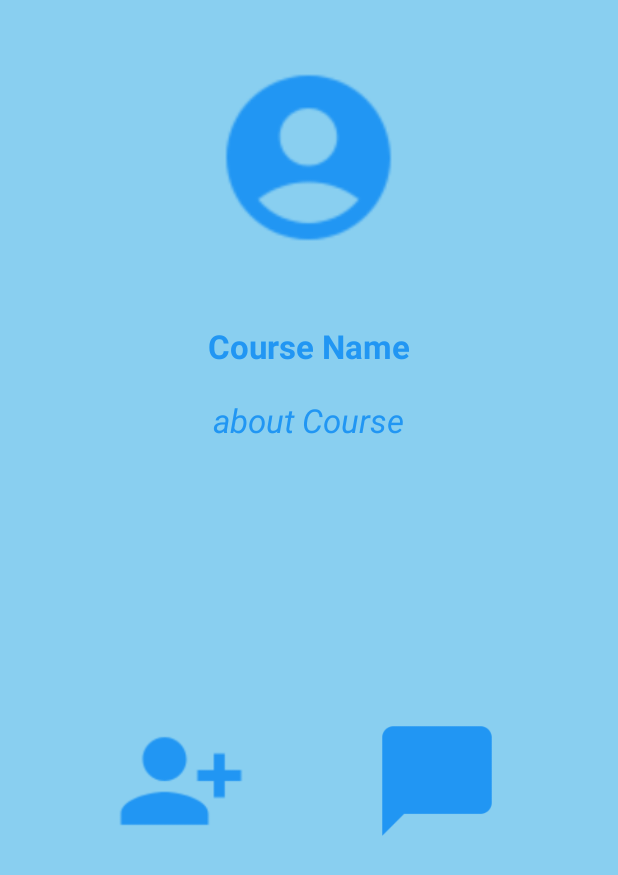
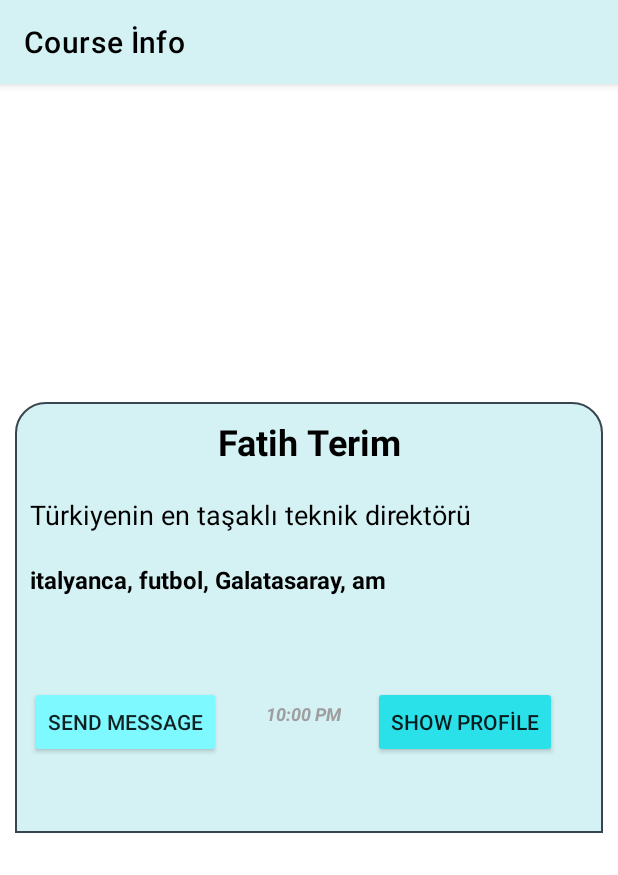
Before and after one commit to RamazanOzerr/EducationForEveryone, an Android app: the CourseInfoActivity screen opened directly, with no data from a screen before it, on a phone screen of 412 x 824 dp. Shown: the top 875 px of the screen. Run offline under Robolectric (Android 15) with nearby library versions, the phone set to English and light mode, and no system bars; libraries missing offline, so code that uses them is left out: com.r0adkll.slidr; 1 statement that could not run was skipped.

Commit message:
update activity_course_info.xml, profile item

```diff
--- a/app/src/main/AndroidManifest.xml
+++ b/app/src/main/AndroidManifest.xml
@@ -26,7 +26,10 @@
             android:name=".ui.PrivateChat.PrivateChatActivity"
             android:exported="true"
             android:theme="@style/Theme.EducationForEveryone.SlidrActivityTheme" />
-
+        <activity
+            android:name=".ui.Course.CreateCourseActivity"
+            android:exported="true"
+            android:theme="@style/Theme.EducationForEveryone.SlidrActivityTheme"/>
         <activity
             android:name=".MainActivity"
             android:exported="false"
@@ -34,6 +37,7 @@
         <activity
             android:name=".LoginActivity"
             android:exported="true" >
+
             <intent-filter>
                 <action android:name="android.intent.action.MAIN" />
 
--- /dev/null
+++ b/app/src/main/res/drawable/shape_course_show.xml
@@ -0,0 +1,17 @@
+<?xml version="1.0" encoding="utf-8"?>
+<selector xmlns:android="http://schemas.android.com/apk/res/android">
+
+    <item>
+        <shape android:shape="rectangle">
+            <solid android:color="@color/baby_blue"/>
+
+
+            <corners android:topRightRadius="20dp"
+                android:topLeftRadius="20dp"/>
+
+            <stroke android:color="@color/charcoal" android:width="1dp"/>
+        </shape>
+
+    </item>
+
+</selector>
--- a/app/src/main/res/layout/activity_course_info.xml
+++ b/app/src/main/res/layout/activity_course_info.xml
@@ -1,115 +1,130 @@
 <?xml version="1.0" encoding="utf-8"?>
-<androidx.constraintlayout.widget.ConstraintLayout xmlns:android="http://schemas.android.com/apk/res/android"
+<FrameLayout xmlns:android="http://schemas.android.com/apk/res/android"
     xmlns:app="http://schemas.android.com/apk/res-auto"
     xmlns:tools="http://schemas.android.com/tools"
     android:layout_width="match_parent"
     android:layout_height="match_parent"
-    android:background="@color/babyblue"
-    tools:context=".LoginActivity">
-    <!--todo context değiştir-->
+    android:background="@color/white"
+    tools:context=".ui.UserProfile.UserProfileActivity">
+
+    <com.google.android.material.appbar.AppBarLayout
+        android:layout_width="match_parent"
+        android:layout_height="wrap_content"
+        >
+        <com.google.android.material.appbar.MaterialToolbar
+            android:id="@+id/toolbar_show_course_activity"
+            android:layout_width="match_parent"
+            android:layout_height="?actionBarSize"
+            android:background="@color/baby_blue"
+            app:title="Course İnfo"
+            app:titleTextColor="@color/black"
+            app:layout_constraintTop_toTopOf="parent"
+            />
+    </com.google.android.material.appbar.AppBarLayout>
+
+    <androidx.constraintlayout.widget.ConstraintLayout
+        android:layout_width="match_parent"
+        android:layout_height="wrap_content"
+        android:layout_gravity="center_vertical"
+        android:background="@drawable/shape_course_show"
+        android:paddingTop="10dp"
+        android:paddingBottom="50dp"
+        android:paddingHorizontal="10dp"
+        android:layout_marginHorizontal="10dp"
+        >
+        <androidx.appcompat.widget.AppCompatTextView
+            android:id="@+id/text_course_name"
+            android:layout_width="wrap_content"
+            android:layout_height="wrap_content"
+            app:layout_constraintStart_toStartOf="parent"
+            app:layout_constraintEnd_toEndOf="parent"
+            app:layout_constraintTop_toTopOf="parent"
+            android:text="Fatih Terim"
+            android:textSize="24sp"
+            android:textColor="@color/black"
+            android:textStyle="bold"
+            />
+
+        <androidx.appcompat.widget.AppCompatTextView
+            android:id="@+id/text_bio_course"
+            android:layout_width="match_parent"
+            android:layout_height="wrap_content"
+            app:layout_constraintStart_toStartOf="parent"
+            app:layout_constraintTop_toBottomOf="@+id/text_course_name"
+            android:text="Türkiyenin en taşaklı teknik direktörü"
+            android:textSize="18sp"
+            android:textColor="@color/black"
+
+            android:layout_marginTop="20dp"
+            />
 
 
-    <ImageView
-        android:id="@+id/p_image"
-        android:layout_width="150dp"
-        android:layout_height="150dp"
-        android:layout_marginTop="30dp"
-        android:src="@mipmap/ic_account"
-        app:layout_constraintEnd_toEndOf="parent"
-        app:layout_constraintHorizontal_bias="0.498"
-        app:layout_constraintStart_toStartOf="parent"
-        app:layout_constraintTop_toTopOf="parent"
-        />
+        <androidx.appcompat.widget.AppCompatTextView
+            android:id="@+id/text_classes_course"
+            android:layout_width="match_parent"
+            android:layout_height="wrap_content"
+            app:layout_constraintStart_toStartOf="parent"
+            app:layout_constraintTop_toBottomOf="@+id/text_bio_course"
+            android:text="italyanca, futbol, Galatasaray, am"
+            android:textSize="16dp"
+            android:textColor="@color/black"
+            android:textStyle="bold"
+            android:layout_marginTop="20dp"
+            android:layout_marginBottom="50dp"
+            />
 
-    <TextView
-        android:id="@+id/textUserName"
-        android:layout_width="wrap_content"
-        android:layout_height="wrap_content"
-        android:layout_marginTop="36dp"
-        android:gravity="center"
-        android:text="Course Name"
-        android:textColor="@color/blue_toolbar"
-        android:textColorHint="@color/blue_toolbar"
-        android:textSize="22sp"
-        android:textStyle="bold"
-        app:layout_constraintEnd_toEndOf="@id/p_image"
-        app:layout_constraintStart_toStartOf="@id/p_image"
-        app:layout_constraintTop_toBottomOf="@+id/p_image"
+        <androidx.appcompat.widget.AppCompatButton
+            android:id="@+id/button_send_message"
+            android:layout_width="wrap_content"
+            android:layout_height="wrap_content"
+            app:layout_constraintStart_toStartOf="parent"
+            app:layout_constraintEnd_toStartOf="@id/text_time_course"
+            app:layout_constraintTop_toBottomOf="@+id/text_classes_course"
+            android:text="@string/button_send_message"
+            android:backgroundTint="@color/electricblue"
+            android:layout_marginTop="60dp"
+            />
 
-        />
+        <androidx.appcompat.widget.AppCompatButton
+            android:id="@+id/button_show_profile"
+            android:layout_width="wrap_content"
+            android:layout_height="wrap_content"
+            app:layout_constraintStart_toEndOf="@+id/text_time_course"
+            app:layout_constraintEnd_toEndOf="parent"
+            app:layout_constraintTop_toBottomOf="@+id/text_classes_course"
+            android:text="@string/button_show_profile"
+            android:backgroundTint="#2AE1EA"
+            android:layout_marginTop="60dp"
 
-    <TextView
-        android:id="@+id/textBio"
-        android:layout_width="wrap_content"
-        android:layout_height="wrap_content"
-        android:layout_margin="20dp"
-        android:layout_marginTop="68dp"
-        android:lines="5"
-        android:maxHeight="300dp"
-        android:minHeight="100dp"
-        android:text="about Course"
-        android:textColor="@color/blue_toolbar"
-        android:textColorHint="@color/blue_toolbar"
-        android:textSize="22sp"
-        android:textStyle="italic"
-        app:layout_constraintEnd_toEndOf="parent"
-        app:layout_constraintHorizontal_bias="0.498"
-        app:layout_constraintStart_toStartOf="parent"
-        app:layout_constraintTop_toBottomOf="@id/textUserName" />
+            />
 
-    <Button
-        android:id="@+id/likeBtn"
-        android:layout_width="wrap_content"
-        android:layout_height="wrap_content"
-        android:layout_marginTop="20dp"
-        android:backgroundTint="@color/blue_toolbar"
-        android:text="LIKE"
-        app:layout_constraintStart_toStartOf="parent"
-        app:layout_constraintEnd_toStartOf="@id/msgBtn"
-        android:visibility="gone"
-        app:layout_constraintTop_toBottomOf="@+id/textBio"/>
+        <androidx.appcompat.widget.AppCompatTextView
+            android:id="@+id/text_time_course"
+            android:layout_width="wrap_content"
+            android:layout_height="wrap_content"
+            android:layout_marginStart="30dp"
+            android:layout_marginTop="70dp"
+            android:text="10:00 PM"
+            android:textColor="@color/gray_400"
+            android:textSize="12sp"
+            android:textStyle="italic|bold"
+            app:layout_constraintStart_toEndOf="@id/button_send_message"
+            app:layout_constraintTop_toBottomOf="@id/text_classes_course" />
 
-    <Button
-        android:id="@+id/msgBtn"
-        android:layout_width="wrap_content"
-        android:layout_height="wrap_content"
-        android:layout_marginTop="20dp"
-        android:backgroundTint="@color/blue_toolbar"
-        android:text="MESSAGE"
-        app:layout_constraintStart_toEndOf="@+id/likeBtn"
-        app:layout_constraintEnd_toEndOf="parent"
-        app:layout_constraintTop_toBottomOf="@+id/textBio"
-        android:visibility="gone"
-        />
+        <!--        <androidx.appcompat.widget.AppCompatButton-->
+        <!--            android:id="@+id/button_logout"-->
+        <!--            android:layout_width="wrap_content"-->
+        <!--            android:layout_height="wrap_content"-->
+        <!--            app:layout_constraintStart_toStartOf="parent"-->
+        <!--            app:layout_constraintEnd_toEndOf="parent"-->
+        <!--            app:layout_constraintTop_toBottomOf="@+id/button_save"-->
+        <!--            android:text="@string/button_logout"-->
+        <!--            android:backgroundTint="@color/blue_green"-->
+        <!--            android:layout_marginTop="20dp"-->
+        <!--            />-->
 
 
-    <ImageView
-        android:id="@+id/msgImageBtn"
-        android:layout_width="100dp"
-        android:layout_height="100dp"
-        android:layout_centerVertical="true"
-        android:layout_marginTop="72dp"
-        android:background="@android:color/transparent"
-        android:src="@mipmap/ic_message"
-        app:layout_constraintEnd_toEndOf="parent"
-        app:layout_constraintStart_toEndOf="@+id/likeImageBtn"
-        app:layout_constraintTop_toBottomOf="@+id/textBio">
-
-    </ImageView>
-
-    <ImageView
-        android:id="@+id/likeImageBtn"
-        android:layout_width="100dp"
-        android:layout_height="100dp"
-        android:layout_centerVertical="true"
-        android:layout_marginTop="72dp"
-        android:background="@android:color/transparent"
-        android:src="@mipmap/ic_add_friend"
-        app:layout_constraintEnd_toStartOf="@id/msgImageBtn"
-        app:layout_constraintStart_toStartOf="parent"
-        app:layout_constraintTop_toBottomOf="@+id/textBio">
-
-    </ImageView>
+    </androidx.constraintlayout.widget.ConstraintLayout>
 
 
-</androidx.constraintlayout.widget.ConstraintLayout>
+</FrameLayout>
--- a/app/src/main/res/values/strings.xml
+++ b/app/src/main/res/values/strings.xml
@@ -13,4 +13,6 @@
     <string name="button_save">SAVE</string>
     <string name="button_logout">LOG OUT</string>
     <string name="button_send_message">SEND MESSAGE</string>
+    <string name="button_show_profile">SHOW PROFİLE</string>
+
 </resources>
```
Also changed, not shown: app/src/main/java/com/example/educationforeveryone/ui/Course/CreateCourseActivity.java (+26 -26 lines), app/src/main/res/drawable/shape_usrprofile.xml (added, +11 -0 lines), app/src/main/res/layout/activity_create_course.xml (+123 -16 lines), app/src/main/res/layout/activity_user_profile.xml (+16 -7 lines), app/src/main/res/layout/fragment_profile.xml (+8 -5 lines).
